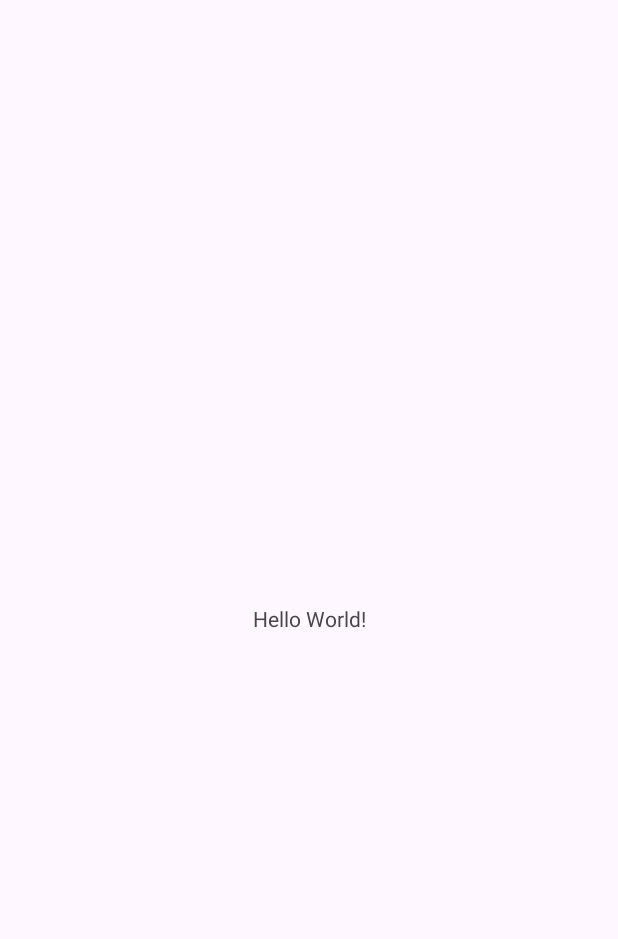
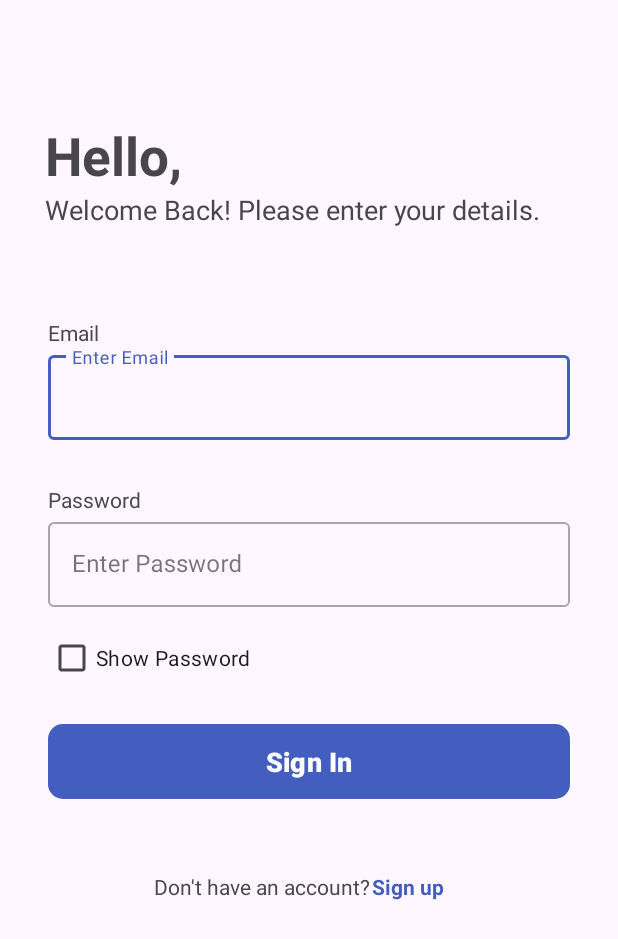
Before and after one commit to BookStore-TI2021B-TIM3/BookStore-Android, an Android app: the screen it shows after launch (MainActivity before the commit, LoginActivity after it), on a phone screen of 412 x 824 dp. Before the commit the part shown is almost empty. Shown: the top 939 px of the screen. Run offline under Robolectric (Android 15) with nearby library versions, the phone set to English and light mode, and no system bars.

Commit message:
Add Login And Register

```diff
--- /dev/null
+++ b/app/src/main/java/com/example/bookstore/Api/ApiService.java
@@ -0,0 +1,16 @@
+package com.example.bookstore.Api;
+
+import com.example.bookstore.Login.LoginResponse;
+import com.example.bookstore.Register.RegisterResponse;
+
+import retrofit2.Call;
+import retrofit2.http.Body;
+import retrofit2.http.POST;
+
+public interface ApiService {
+    @POST("login.php")
+    Call<LoginResponse> loginUser(@Body LoginUser loginuser);
+
+    @POST("register.php")
+    Call<RegisterResponse> registerUser(@Body RegisterUser registeruser);
+}
--- /dev/null
+++ b/app/src/main/java/com/example/bookstore/Login/LoginActivity.java
@@ -0,0 +1,100 @@
+package com.example.bookstore.Login;
+
+import android.content.Intent;
+import android.os.Bundle;
+import android.text.InputType;
+import android.widget.Button;
+import android.widget.CheckBox;
+import android.widget.EditText;
+import android.widget.TextView;
+import android.widget.Toast;
+import androidx.appcompat.app.AppCompatActivity;
+import com.example.bookstore.Api.ApiClient;
+import com.example.bookstore.Api.ApiService;
+import com.example.bookstore.Api.LoginUser;
+import com.example.bookstore.MainActivity;
+import com.example.bookstore.R;
+import com.example.bookstore.Register.RegisterActivity;
+import retrofit2.Call;
+import retrofit2.Callback;
+import retrofit2.Response;
+
+public class LoginActivity extends AppCompatActivity {
+
+    private EditText edtEmail, edtPassword;
+    private Button btnLogin;
+    private TextView tvSignUp;
+
+    @Override
+    protected void onCreate(Bundle savedInstanceState) {
+        super.onCreate(savedInstanceState);
+        setContentView(R.layout.activity_login);
+
+        edtEmail = findViewById(R.id.edt_email_login);
+        edtPassword = findViewById(R.id.edt_password_login);
+        btnLogin = findViewById(R.id.loginButton);
+        tvSignUp = findViewById(R.id.SignUp);
+
+        btnLogin.setOnClickListener(v -> {
+            String email = edtEmail.getText().toString().trim();
+            String password = edtPassword.getText().toString().trim();
+
+            if (email.isEmpty() || password.isEmpty()) {
+                Toast.makeText(LoginActivity.this, "All Fields are required", Toast.LENGTH_SHORT).show();
+            } else {
+                loginUser(email, password);
+            }
+        });
+
+        CheckBox passwordVisibleCheckbox = findViewById(R.id.passwordVisible);
+        EditText passwordEditText = findViewById(R.id.edt_password_login);
+
+        passwordVisibleCheckbox.setOnCheckedChangeListener((buttonView, isChecked) -> {
+            if (isChecked) {
+                // Tampilkan password
+                passwordEditText.setInputType(InputType.TYPE_CLASS_TEXT);
+            } else {
+                // Sembunyikan password
+                passwordEditText.setInputType(InputType.TYPE_CLASS_TEXT | InputType.TYPE_TEXT_VARIATION_PASSWORD);
+            }
+        });
+
+        tvSignUp.setOnClickListener(v -> {
+            Intent intent = new Intent(LoginActivity.this, RegisterActivity.class);
+            startActivity(intent);
+        });
+    }
+
+    private void loginUser(String email, String password) {
+        ApiService apiService = ApiClient.getClient().create(ApiService.class);
+        Call<LoginResponse> call = apiService.loginUser(new LoginUser(email, password));
+
+        call.enqueue(new Callback<LoginResponse>() {
+            @Override
+            public void onResponse(Call<LoginResponse> call, Response<LoginResponse> response) {
+                if (response.isSuccessful()) {
+                    LoginResponse loginResponse = response.body();
+                    if (loginResponse != null && "success".equals(loginResponse.getStatus())) {
+
+                        Toast.makeText(getApplicationContext(), loginResponse.getMessage(), Toast.LENGTH_SHORT).show();
+                        Intent intent = new Intent(LoginActivity.this, MainActivity.class);
+                        startActivity(intent);
+                        finish();
+                    } else {
+
+                        Toast.makeText(getApplicationContext(), loginResponse != null ? loginResponse.getMessage() : "Unknown error", Toast.LENGTH_SHORT).show();
+                    }
+                } else {
+
+                    Toast.makeText(getApplicationContext(), "Failed to login. Please try again later.", Toast.LENGTH_SHORT).show();
+                }
+            }
+
+
+            @Override
+            public void onFailure(Call<LoginResponse> call, Throwable t) {
+                Toast.makeText(getApplicationContext(), "Network error. Please check your internet connection.", Toast.LENGTH_SHORT).show();
+            }
+        });
+    }
+}
--- /dev/null
+++ b/app/src/main/res/drawable/rounded_button.xml
@@ -0,0 +1,4 @@
+<?xml version="1.0" encoding="utf-8"?>
+<shape xmlns:android="http://schemas.android.com/apk/res/android">
+    <corners android:radius="10dp" />
+</shape>
--- /dev/null
+++ b/app/src/main/res/layout/activity_login.xml
@@ -0,0 +1,149 @@
+<?xml version="1.0" encoding="utf-8"?>
+<androidx.constraintlayout.widget.ConstraintLayout xmlns:android="http://schemas.android.com/apk/res/android"
+    xmlns:app="http://schemas.android.com/apk/res-auto"
+    xmlns:tools="http://schemas.android.com/tools"
+    android:layout_width="match_parent"
+    android:layout_height="match_parent">
+
+    <TextView
+        android:id="@+id/loginTitle"
+        android:layout_width="0dp"
+        android:layout_height="wrap_content"
+        android:layout_marginTop="80dp"
+        android:layout_marginStart="30dp"
+        android:layout_marginEnd="30dp"
+        android:text="@string/title_login"
+        android:textSize="35sp"
+        android:textStyle="bold"
+        app:layout_constraintTop_toTopOf="parent"
+        app:layout_constraintStart_toStartOf="parent"
+        app:layout_constraintEnd_toEndOf="parent"
+        app:layout_constraintBottom_toTopOf="@id/loginSubTitle"/>
+
+    <TextView
+        android:id="@+id/loginSubTitle"
+        android:layout_width="0dp"
+        android:layout_height="wrap_content"
+        android:layout_marginStart="30dp"
+        android:layout_marginEnd="30dp"
+        android:text="@string/subtitle_login"
+        android:textSize="18sp"
+        app:layout_constraintTop_toBottomOf="@id/loginTitle"
+        app:layout_constraintStart_toStartOf="parent"
+        app:layout_constraintEnd_toEndOf="parent"/>
+
+    <TextView
+        android:id="@+id/emailTextView"
+        android:layout_width="wrap_content"
+        android:layout_height="wrap_content"
+        android:text="@string/email"
+        android:layout_marginTop="60dp"
+        android:layout_marginStart="32dp"
+        app:layout_constraintStart_toStartOf="parent"
+        app:layout_constraintTop_toBottomOf="@id/loginSubTitle"
+        tools:alpha="100"/>
+
+    <com.google.android.material.textfield.TextInputLayout
+        android:id="@+id/emailEditTextLayout"
+        style="@style/Widget.MaterialComponents.TextInputLayout.OutlinedBox"
+        android:layout_width="0dp"
+        android:layout_height="wrap_content"
+        android:layout_marginStart="32dp"
+        android:layout_marginEnd="32dp"
+        android:hint="@string/email_placeholder"
+        app:layout_constraintEnd_toEndOf="parent"
+        app:layout_constraintStart_toStartOf="parent"
+        app:layout_constraintTop_toBottomOf="@+id/emailTextView">
+
+        <com.google.android.material.textfield.TextInputEditText
+            android:id="@+id/edt_email_login"
+            android:layout_width="match_parent"
+            android:layout_height="wrap_content"
+            android:inputType="textEmailAddress" />
+
+    </com.google.android.material.textfield.TextInputLayout>
+
+    <TextView
+        android:id="@+id/passwordTextView"
+        android:layout_width="wrap_content"
+        android:layout_height="wrap_content"
+        android:text="@string/password"
+        android:layout_marginTop="30dp"
+        android:layout_marginStart="32dp"
+        app:layout_constraintStart_toStartOf="parent"
+        app:layout_constraintTop_toBottomOf="@id/emailEditTextLayout"/>
+
+    <com.google.android.material.textfield.TextInputLayout
+        android:id="@+id/passwordEditTextLayout"
+        style="@style/Widget.MaterialComponents.TextInputLayout.OutlinedBox"
+        android:layout_width="0dp"
+        android:layout_height="wrap_content"
+        android:layout_marginStart="32dp"
+        android:layout_marginEnd="32dp"
+        android:hint="@string/password_placeholder"
+        app:layout_constraintEnd_toEndOf="parent"
+        app:layout_constraintStart_toStartOf="parent"
+        app:layout_constraintTop_toBottomOf="@+id/passwordTextView">
+
+        <com.google.android.material.textfield.TextInputEditText
+            android:id="@+id/edt_password_login"
+            android:layout_width="match_parent"
+            android:layout_height="wrap_content"
+            android:inputType="textPassword"/>
+
+    </com.google.android.material.textfield.TextInputLayout>
+
+    <CheckBox
+        android:id="@+id/passwordVisible"
+        android:layout_width="wrap_content"
+        android:layout_height="wrap_content"
+        android:layout_centerVertical="true"
+        android:layout_marginTop="10dp"
+        android:text="@string/show_password"
+        app:layout_constraintStart_toStartOf="@id/passwordEditTextLayout"
+        app:layout_constraintTop_toBottomOf="@id/passwordEditTextLayout"/>
+
+    <Button
+        android:id="@+id/loginButton"
+        android:layout_width="0dp"
+        android:layout_height="50dp"
+        android:layout_marginBottom="75dp"
+        android:layout_marginTop="20dp"
+        android:text="@string/login"
+        android:textSize="18sp"
+        android:paddingLeft="60dp"
+        android:paddingRight="60dp"
+        android:textStyle="bold"
+        app:layout_constraintStart_toStartOf="@id/passwordEditTextLayout"
+        app:layout_constraintEnd_toEndOf="@id/passwordEditTextLayout"
+        app:layout_constraintTop_toBottomOf="@id/passwordVisible"
+        android:background="@drawable/rounded_button"
+        />
+
+    <TextView
+        android:id="@+id/askLogin"
+        android:layout_width="wrap_content"
+        android:layout_height="wrap_content"
+        android:layout_marginTop="25dp"
+        android:layout_marginBottom="200dp"
+        android:gravity="center"
+        android:text="@string/ask_login"
+        app:layout_constraintBottom_toBottomOf="parent"
+        app:layout_constraintEnd_toEndOf="@id/loginButton"
+        app:layout_constraintHorizontal_bias="0.344"
+        app:layout_constraintStart_toStartOf="@id/loginButton"
+        app:layout_constraintTop_toBottomOf="@id/loginButton" />
+
+    <TextView
+        android:id="@+id/SignUp"
+        android:layout_width="wrap_content"
+        android:layout_height="wrap_content"
+        android:layout_marginStart="2dp"
+        android:text="@string/sign_up"
+        android:textColor="@color/blue"
+        android:textStyle="bold"
+        app:layout_constraintStart_toEndOf="@+id/askLogin"
+        app:layout_constraintTop_toTopOf="@id/askLogin" />
+
+
+</androidx.constraintlayout.widget.ConstraintLayout>
--- a/app/src/main/res/values/colors.xml
+++ b/app/src/main/res/values/colors.xml
@@ -2,4 +2,5 @@
 <resources>
     <color name="black">#FF000000</color>
     <color name="white">#FFFFFFFF</color>
+    <color name="blue">#445EBF</color>
 </resources>
--- a/app/src/main/res/values/strings.xml
+++ b/app/src/main/res/values/strings.xml
@@ -1,3 +1,39 @@
 <resources>
-    <string name="app_name">BookStore</string>
+    <string name="app_name">BOOK STORE</string>
+    <!-- Login -->
+    <string name="title_login">Hello,</string>
+    <string name="subtitle_login">Welcome Back! Please enter your details.</string>
+    <string name="show_password">Show Password</string>
+    <string name="login">Sign In</string>
+    <string name="ask_login">Don\'t have an account?</string>
+    <!-- Login & Register -->
+    <string name="email">Email</string>
+    <string name="email_empty">Email cannot be empty</string>
+    <string name="email_placeholder">Enter Email</string>
+    <string name="email_invalid">Invalid Email</string>
+    <string name="password">Password</string>
+    <string name="password_empty">Password cannot be empty</string>
+    <string name="password_length">Password at least 8 characters</string>
+    <string name="password_placeholder">Enter Password</string>
+    <string name="login_success">Login Success!</string>
+    <!-- Register -->
+    <string name="title_register">Sign up</string>
+    <string name="subtitle_register">Let\'s register your account.</string>
+    <string name="consent">Accept terms &amp; Condition </string>
+    <string name="register">Sign Up</string>
+    <string name="name">Name</string>
+    <string name="name_placeholder">Enter Name</string>
+    <string name="name_empty">Name cannot be empty</string>
+    <string name="name_length">Name at least 4 characters</string>
+    <string name="confirm_password">Confirm Password</string>
+    <string name="confirm_password_invalid">Password not match</string>
+    <string name="enter_your_email">Enter your email</string>
+    <string name="create_password">Create a password</string>
+    <string name="ask_register">Already have an account?</string>
+    <string name="register_success">Register Success!</string>
+    <string name="sign_up">Sign up</string>
+    <string name="forgot_password">Forgot password</string>
+    <string name="sign_in">Login</string>
+    <string name="username">Username</string>
+    <string name="username_placeholder">Enter Username</string>
 </resources>
--- a/app/src/main/res/values/themes.xml
+++ b/app/src/main/res/values/themes.xml
@@ -1,8 +1,7 @@
 <resources xmlns:tools="http://schemas.android.com/tools">
     <!-- Base application theme. -->
     <style name="Base.Theme.BookStore" parent="Theme.Material3.DayNight.NoActionBar">
-        <!-- Customize your light theme here. -->
-        <!-- <item name="colorPrimary">@color/my_light_primary</item> -->
+        <item name="colorPrimary">#445EBF</item>
     </style>
 
     <style name="Theme.BookStore" parent="Base.Theme.BookStore" />
```
Also changed, not shown: app/build.gradle (+7 -0 lines), app/src/main/AndroidManifest.xml (+12 -2 lines), app/src/main/java/com/example/bookstore/Api/ApiClient.java (added, +19 -0 lines), app/src/main/java/com/example/bookstore/Api/LoginUser.java (added, +23 -0 lines), app/src/main/java/com/example/bookstore/Api/RegisterUser.java (added, +37 -0 lines), app/src/main/java/com/example/bookstore/Login/LoginResponse.java (added, +18 -0 lines), app/src/main/java/com/example/bookstore/Register/RegisterActivity.java (added, +85 -0 lines), app/src/main/java/com/example/bookstore/Register/RegisterResponse.java (added, +12 -0 lines), app/src/main/res/layout/activity_register.xml (added, +148 -0 lines), app/src/main/res/xml/network_security_config.xml (added, +7 -0 lines).
